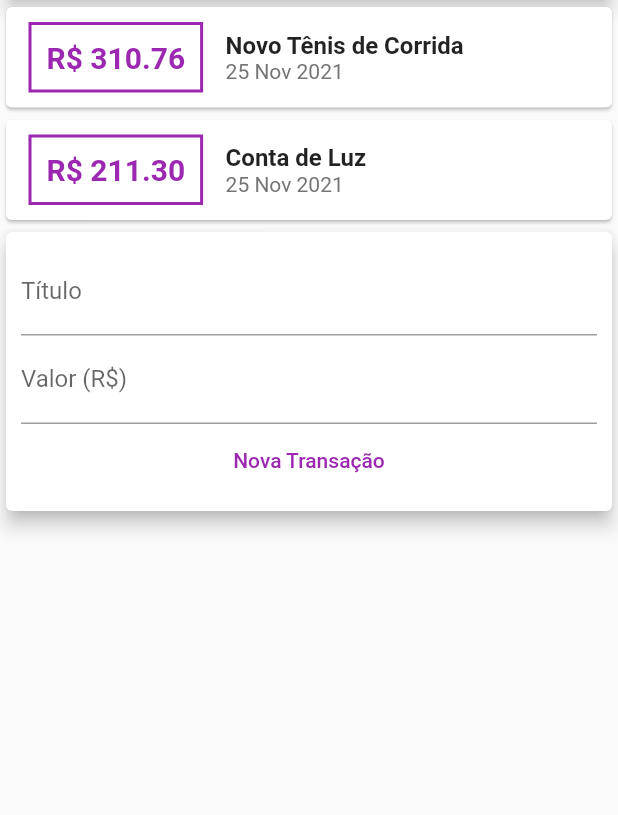
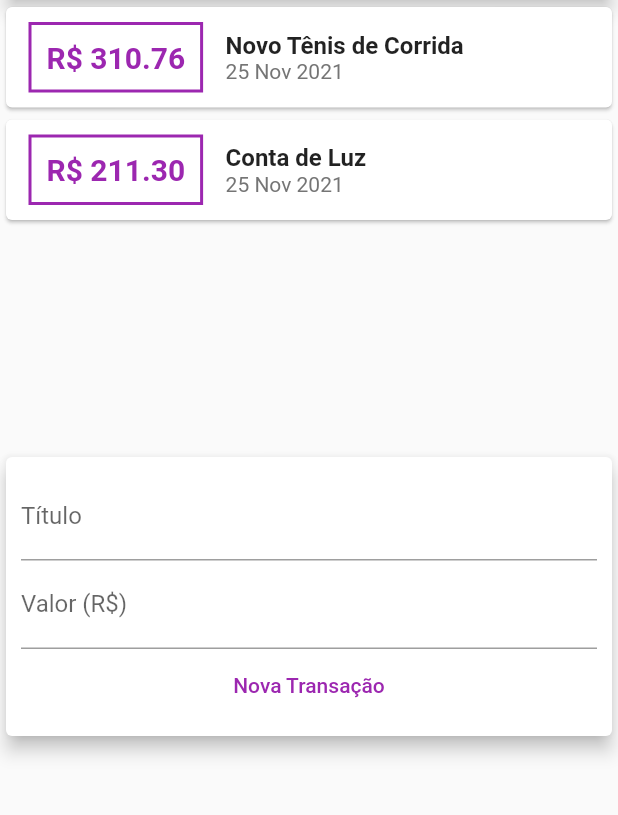
Before and after one commit to adhmattheus/Flutter, a Flutter app: the screen it shows after launch, on a phone screen of 412 x 824 dp, the part 119-934 px from its top. Run offline on Flutter 3.47's test engine with Material 2 defaults, Android fonts, the phone set to English and light mode, and no system bars.

Commit message:
scrool page

```diff
--- a/app_expenses/lib/components/transaction_list.dart
+++ b/app_expenses/lib/components/transaction_list.dart
@@ -1,4 +1,4 @@
-// ignore_for_file: prefer_const_constructors_in_immutables, use_key_in_widget_constructors, prefer_const_constructors
+// ignore_for_file: prefer_const_constructors_in_immutables, use_key_in_widget_constructors, prefer_const_constructors, sized_box_for_whitespace
 
 import 'package:flutter/material.dart';
 import '../models/transaction.dart';
@@ -11,7 +11,10 @@ class TransactionList extends StatelessWidget {
 
   @override
   Widget build(BuildContext context) {
-    return Column(
+    return Container(
+      height: 300,
+      child: SingleChildScrollView(
+        child: Column(
           children: transactions.map((tr) {
             return Card(
               child: Row(
@@ -59,6 +62,8 @@ class TransactionList extends StatelessWidget {
               ),
             );
           }).toList(),
+        ),
+      ),
     );
   }
 }
--- a/app_expenses/lib/main.dart
+++ b/app_expenses/lib/main.dart
@@ -25,7 +25,8 @@ class MyHomePage extends StatelessWidget {
       appBar: AppBar(
         title: const Text('Despesas Pessoais'),
       ),
-      body: Column(
+      body: SingleChildScrollView(
+        child: Column(
           crossAxisAlignment: CrossAxisAlignment.stretch,
           children: <Widget>[
             Container(
@@ -40,6 +41,7 @@ class MyHomePage extends StatelessWidget {
             TransactionUser(),
           ],
         ),
+      ),
     );
   }
 }
```
Lines whose indentation alone changed are shown as unchanged.
